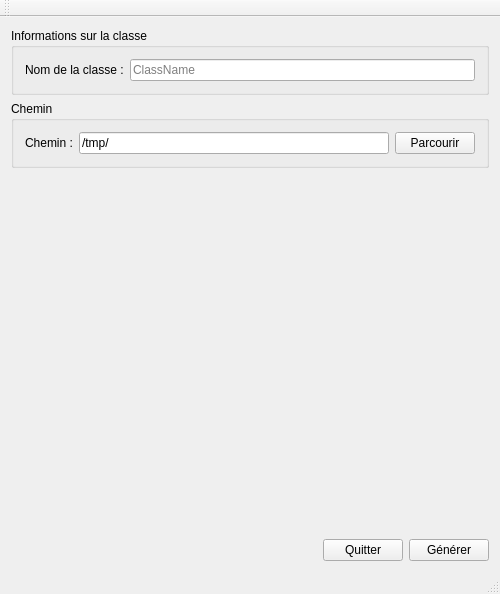
rovalette/metacc, file metacc/ui/mainwindow.ui: the form before one commit.
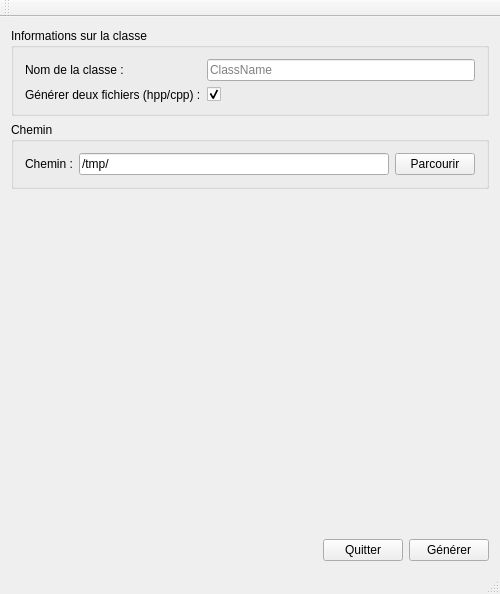
The form after the commit. Icons and pictures are not drawn.

Diff of the .ui file:
```diff
--- a/metacc/ui/mainwindow.ui
+++ b/metacc/ui/mainwindow.ui
@@ -37,6 +37,26 @@
            </property>
           </widget>
          </item>
+         <item row="1" column="1">
+          <widget class="QCheckBox" name="checkBox_TwoFiles">
+           <property name="text">
+            <string/>
+           </property>
+           <property name="checked">
+            <bool>true</bool>
+           </property>
+           <property name="tristate">
+            <bool>false</bool>
+           </property>
+          </widget>
+         </item>
+         <item row="1" column="0">
+          <widget class="QLabel" name="label_3">
+           <property name="text">
+            <string>Générer deux fichiers (hpp/cpp) :</string>
+           </property>
+          </widget>
+         </item>
         </layout>
        </item>
       </layout>
```
